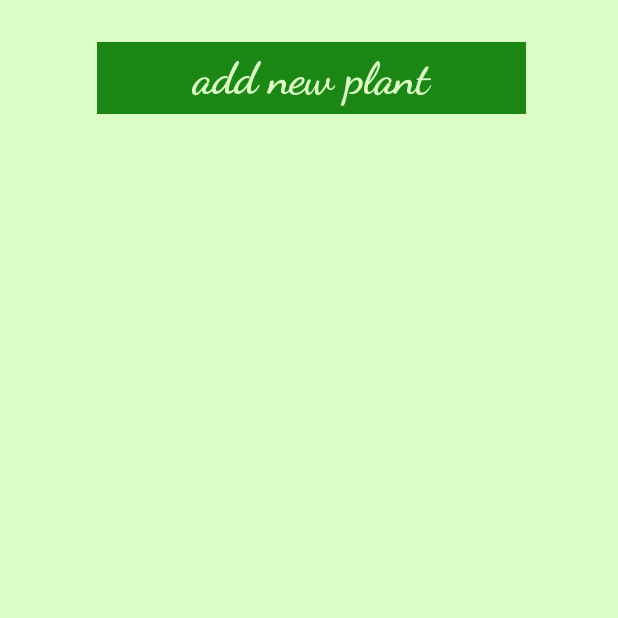
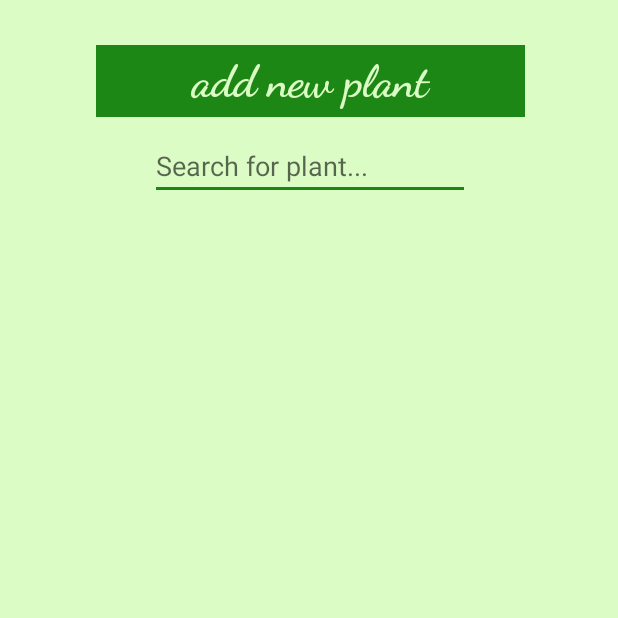
Before and after one commit to AKorzeniowska/Thrive-Safely, an Android app: the PlantsActivity screen opened directly, with no data from a screen before it, on a phone screen of 412 x 824 dp, the top half of it. Run offline under Robolectric (Android 15) with nearby library versions, the phone set to English and light mode, and no system bars; 5 statements that could not run were skipped.

Commit message:
Added search option for plants list

```diff
--- a/app/src/main/java/com/example/thrive/thrivesafely/AddPlantActivity.java
+++ b/app/src/main/java/com/example/thrive/thrivesafely/AddPlantActivity.java
@@ -49,6 +49,7 @@ public class AddPlantActivity extends AppCompatActivity {
         if (insertPlant()) {
             Intent plantsIntent = new Intent(AddPlantActivity.this, PlantsActivity.class);
             startActivity(plantsIntent);
+            finish();
         }
     }
 
--- a/app/src/main/java/com/example/thrive/thrivesafely/EditPlantActivity.java
+++ b/app/src/main/java/com/example/thrive/thrivesafely/EditPlantActivity.java
@@ -93,6 +93,7 @@ public class EditPlantActivity extends AppCompatActivity {
             Intent chosenPlantIntent = new Intent(EditPlantActivity.this, ChosenPlantActivity.class);
             chosenPlantIntent.putExtra(FINAL_PLANT_ID, id);
             startActivity(chosenPlantIntent);
+            finish();
         }
     }
 
--- a/app/src/main/java/com/example/thrive/thrivesafely/PlantsActivity.java
+++ b/app/src/main/java/com/example/thrive/thrivesafely/PlantsActivity.java
@@ -6,10 +6,14 @@ import android.database.Cursor;
 import android.database.sqlite.SQLiteDatabase;
 import android.support.v7.app.AppCompatActivity;
 import android.os.Bundle;
+import android.text.Editable;
+import android.text.TextWatcher;
 import android.view.View;
 import android.widget.AdapterView;
 import android.widget.ArrayAdapter;
+import android.widget.EditText;
 import android.widget.ListView;
+import android.widget.TextView;
 import android.widget.Toast;
 
 import com.example.thrive.thrivesafely.data.PlantDBHelper;
@@ -19,18 +23,26 @@ import java.util.Arrays;
 
 import com.example.thrive.thrivesafely.data.PlantContract.PlantEntry;
 
+import org.w3c.dom.Text;
+
 public class PlantsActivity extends AppCompatActivity {
     private PlantDBHelper mDbHelper;
-    ArrayList<String> listViewData = new ArrayList<>();
-    ArrayList<Integer> idList = new ArrayList<>();
+    private ArrayList<String> listViewData = new ArrayList<>();
+    private ArrayList<Integer> idList = new ArrayList<>();
     private final static String FINAL_PLANT_ID = "final_plant_id";
+    private EditText searchEditText;
+    private ListView listView;
 
     @Override
     protected void onCreate(Bundle savedInstanceState) {
         super.onCreate(savedInstanceState);
         setContentView(R.layout.activity_plants);
         mDbHelper = new PlantDBHelper(this);
+        searchEditText = (EditText) findViewById(R.id.search_for_plant);
+        listView = (ListView) findViewById(R.id.plants_listView_dynamic);
+
         listGetter();
+        setSearchListener();
         chosenPlantIntentCreator();
     }
 
@@ -38,7 +50,30 @@ public class PlantsActivity extends AppCompatActivity {
     protected void onStart() {
         super.onStart();
         listGetter();
+    }
+
+    @Override
+    protected void onResume() {
+        super.onResume();
+        listGetter();
         chosenPlantIntentCreator();
+    }
+
+    private void setSearchListener(){
+        searchEditText.addTextChangedListener(new TextWatcher() {
+
+            @Override
+            public void beforeTextChanged(CharSequence s, int start, int count, int after) { }
+
+            @Override
+            public void onTextChanged(CharSequence s, int start, int before, int count) {
+                String name = searchEditText.getText().toString().trim();
+                listGetterByName(name);
+            }
+
+            @Override
+            public void afterTextChanged(Editable s) { }
+        });
     }
 
     private void listGetter(){
@@ -60,12 +95,13 @@ public class PlantsActivity extends AppCompatActivity {
             idList.add(currentId);
         }
         cursor.close();
+        ArrayAdapter<String> adapter = new ArrayAdapter<String>(this, R.layout.listview_row_layout, listViewData);
+        adapter.notifyDataSetChanged();
+        listView.setAdapter(adapter);
     }
 
     private void chosenPlantIntentCreator(){
-        final ListView listView = (ListView) findViewById(R.id.plants_listView_dynamic);
-        ArrayAdapter<String> adapter = new ArrayAdapter<String>(this, R.layout.listview_row_layout, listViewData);
-        listView.setAdapter(adapter);
+
         listView.setOnItemClickListener(new AdapterView.OnItemClickListener() {
             @Override
             public void onItemClick(AdapterView<?> parent, View view, int position, long id) {
@@ -80,4 +116,30 @@ public class PlantsActivity extends AppCompatActivity {
         Intent intent = new Intent(this, AddPlantActivity.class);
         startActivity(intent);
     }
+
+    private void listGetterByName(String name){
+        listViewData.clear();
+        String [] projection = {PlantEntry._ID, PlantEntry.COLUMN_NAME, PlantEntry.COLUMN_SPECIES};
+        String selection = PlantEntry.COLUMN_NAME + " LIKE ? COLLATE NOCASE OR " + PlantEntry.COLUMN_SPECIES + " LIKE ? COLLATE NOCASE";
+        String [] selectionArgs = {"%"+name+"%", "%"+name+"%"};
+        Cursor cursor = getContentResolver().query(PlantEntry.CONTENT_URI, projection, selection, selectionArgs, null);
+
+        int nameColumnIndex = cursor.getColumnIndex(PlantEntry.COLUMN_NAME);
+        int speciesColumnIndex = cursor.getColumnIndex(PlantEntry.COLUMN_SPECIES);
+        int idColumnIndex = cursor.getColumnIndex(PlantEntry._ID);
+
+        while (cursor.moveToNext()){
+            String currentName = cursor.getString(nameColumnIndex);
+            Integer currentId = Integer.parseInt(cursor.getString(idColumnIndex));
+            if (currentName.equals("")){
+                currentName = cursor.getString(speciesColumnIndex);
+            }
+            listViewData.add(currentName);
+            idList.add(currentId);
+        }
+        cursor.close();
+        ArrayAdapter<String> adapter = new ArrayAdapter<String>(this, R.layout.listview_row_layout, listViewData);
+        adapter.notifyDataSetChanged();
+        listView.setAdapter(adapter);
+    }
 }
--- a/app/src/main/res/layout/activity_plants.xml
+++ b/app/src/main/res/layout/activity_plants.xml
@@ -10,28 +10,26 @@
     <ListView
         android:id="@+id/plants_listView_dynamic"
         android:layout_width="368dp"
-        android:layout_height="515dp"
+        android:layout_height="426dp"
         android:layout_marginStart="8dp"
-        android:layout_marginTop="160dp"
+        android:layout_marginTop="12dp"
         android:layout_marginEnd="8dp"
-        android:layout_marginBottom="8dp"
         android:dividerHeight="7dp"
         android:footerDividersEnabled="true"
         android:headerDividersEnabled="true"
         android:scrollbars="vertical"
-        app:layout_constraintBottom_toBottomOf="parent"
         app:layout_constraintEnd_toEndOf="parent"
         app:layout_constraintStart_toStartOf="parent"
-        app:layout_constraintTop_toTopOf="parent" />
+        app:layout_constraintTop_toBottomOf="@+id/search_for_plant" />
 
     <Button
         android:id="@+id/add_plant_button"
         style="@style/Widget.AppCompat.Button.Borderless.Colored"
         android:layout_width="286dp"
         android:layout_height="wrap_content"
-        android:layout_marginStart="148dp"
-        android:layout_marginTop="28dp"
-        android:layout_marginEnd="148dp"
+        android:layout_marginStart="50dp"
+        android:layout_marginTop="30dp"
+        android:layout_marginEnd="48dp"
         android:background="@color/main_title"
         android:fontFamily="cursive"
         android:onClick="addPlant"
@@ -41,7 +39,21 @@
         android:textSize="30sp"
         android:textStyle="bold"
         app:layout_constraintEnd_toEndOf="parent"
-        app:layout_constraintHorizontal_bias="0.494"
         app:layout_constraintStart_toStartOf="parent"
         app:layout_constraintTop_toTopOf="parent" />
+
+    <EditText
+        android:id="@+id/search_for_plant"
+        android:layout_width="wrap_content"
+        android:layout_height="45dp"
+        android:layout_marginStart="85dp"
+        android:layout_marginTop="10dp"
+        android:layout_marginEnd="84dp"
+        android:ems="10"
+        android:hint="@string/search_for_plant"
+        android:inputType="textPersonName"
+        app:layout_constraintEnd_toEndOf="parent"
+        app:layout_constraintStart_toStartOf="parent"
+        app:layout_constraintTop_toBottomOf="@+id/add_plant_button" />
+
 </android.support.constraint.ConstraintLayout>
--- a/app/src/main/res/values/strings.xml
+++ b/app/src/main/res/values/strings.xml
@@ -26,4 +26,5 @@
     <string name="deletion_warning_message">You are going to delete every \ninfo about that plant. Proceed?</string>
     <string name="cancel_deletion">Cancel</string>
     <string name="confirm_deletion">Delete plant</string>
+    <string name="search_for_plant">Search for plant...</string>
 </resources>
```
Also changed, not shown: app/src/main/java/com/example/thrive/thrivesafely/CalendarActivity.java (+40 -10 lines), app/src/main/java/com/example/thrive/thrivesafely/ChosenPlantActivity.java (+8 -0 lines).
